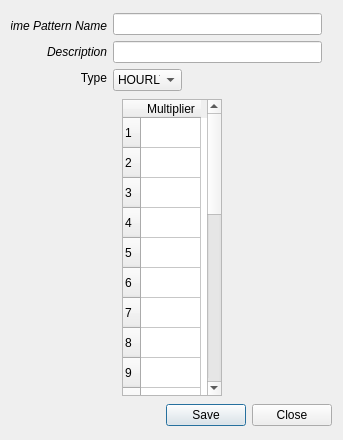
Old version of the form flo2d/ui/storm_drain_inflow_pattern.ui in the repository FLO-2DSoftware/qgis-flo-2d-plugin.
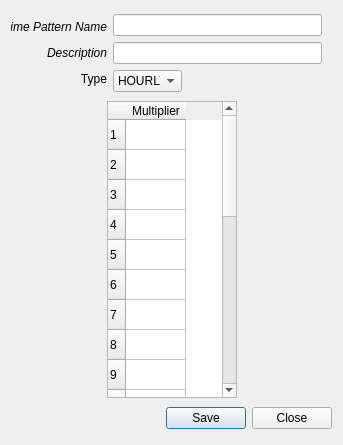
New version of the form.

Commit message: Add Storm Drain Pupms functionality

What changed in the file:
```diff
--- a/flo2d/ui/storm_drain_inflow_pattern.ui
+++ b/flo2d/ui/storm_drain_inflow_pattern.ui
@@ -10,7 +10,7 @@
     <x>0</x>
     <y>0</y>
     <width>343</width>
-    <height>440</height>
+    <height>445</height>
    </rect>
   </property>
   <property name="sizePolicy">
@@ -27,7 +27,7 @@
   </property>
   <property name="maximumSize">
    <size>
-    <width>343</width>
+    <width>349</width>
     <height>16777215</height>
    </size>
   </property>
@@ -279,13 +279,13 @@
      </property>
      <property name="minimumSize">
       <size>
-       <width>100</width>
+       <width>130</width>
        <height>297</height>
       </size>
      </property>
      <property name="maximumSize">
       <size>
-       <width>100</width>
+       <width>130</width>
        <height>297</height>
       </size>
      </property>
```
The commit also changes 10 other files.
